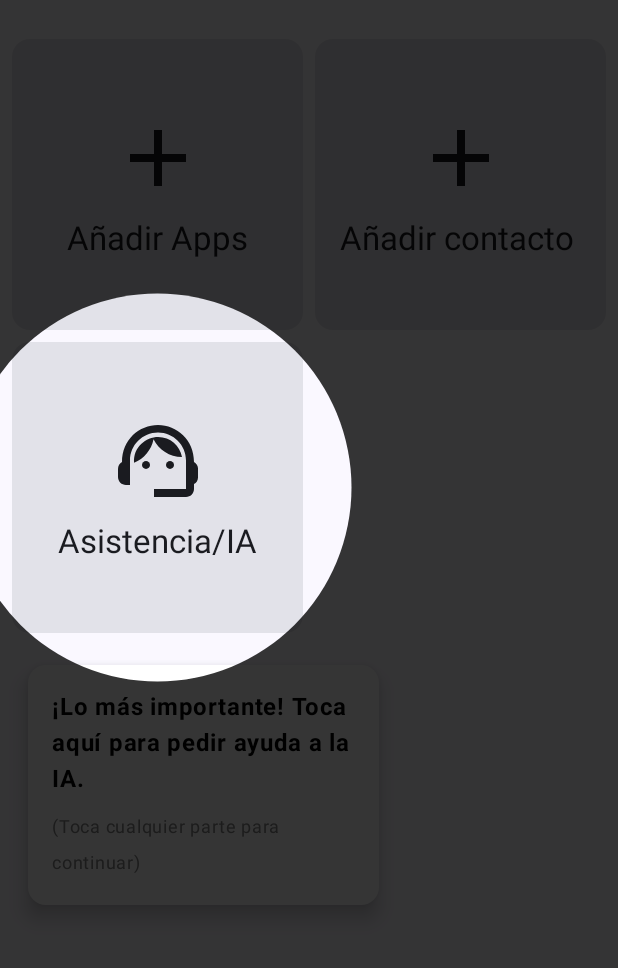
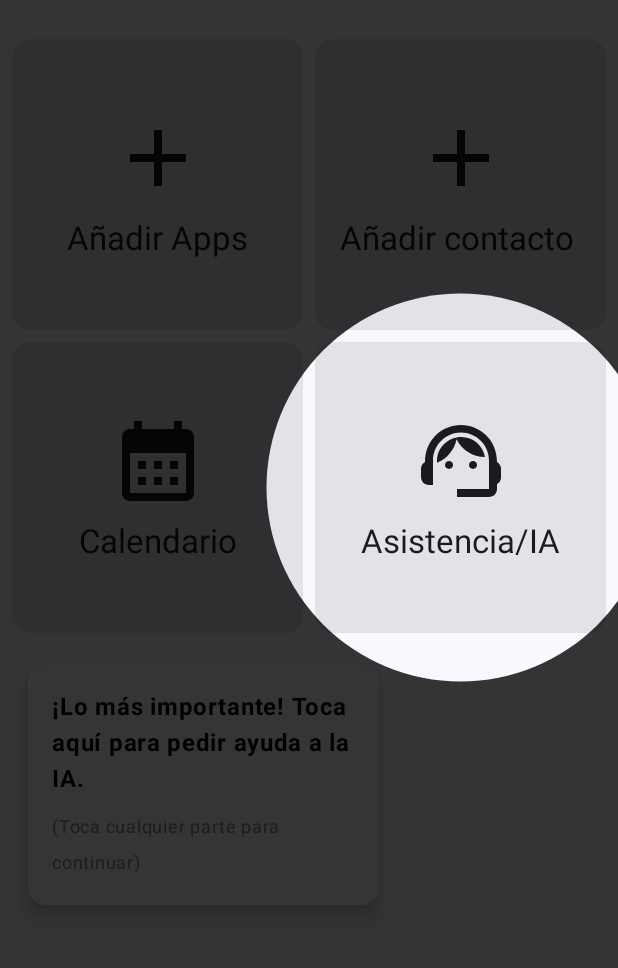
Before and after one commit to sheloyera/Mobiamigo, an Android app built with Jetpack Compose: the HomeScreen screen opened through its navigation route, after a tap on "Añadir Apps", on a phone screen of 412 x 824 dp, the part 69-1037 px from its top. Run offline under Robolectric (Android 15) with nearby library versions, the phone set to English and light mode, and no system bars; our stand-ins replace Firebase (no records; nobody signed in at launch, a user with empty details on screens opened directly); libraries missing offline, so code that uses them is left out: com.google.ai.client; 3 other taps on this screen came first.

Commit message:
calendario y otros cambios

```diff
--- a/app/src/main/java/com/example/mobiamigo/MainActivity.kt
+++ b/app/src/main/java/com/example/mobiamigo/MainActivity.kt
@@ -19,6 +19,8 @@ import com.example.mobiamigo.screens.AddAppScreen
 import com.example.mobiamigo.screens.HomeScreen
 import com.example.mobiamigo.screens.LoginScreen
 import com.example.mobiamigo.screens.RegisterScreen
+import com.example.mobiamigo.screens.CalendarioScreen
+import com.example.mobiamigo.screens.Evento // IMPORTANTE: Necesario para crear la lista aquí
 import com.example.mobiamigo.ui.theme.MobiamigoTheme
 
 class MainActivity : ComponentActivity() {
@@ -42,22 +44,22 @@ class MainActivity : ComponentActivity() {
 fun AppNavigation() {
     val navController = rememberNavController()
 
-
+    // Lista para las apps seleccionadas
     val selectedApps = remember { mutableStateListOf<AppItem>() }
 
+    // --- NUEVO: Lista para los eventos del calendario (Persistencia) ---
+    // Al crearla aquí, los eventos no se borran cuando sales de la pantalla Calendario
+    val eventosGlobales = remember { mutableStateListOf<Evento>() }
+
     NavHost(navController = navController, startDestination = "login") {
-
 
         composable("login") {
             LoginScreen(navController = navController)
         }
 
-
         composable("register") {
             RegisterScreen(navController = navController)
         }
-
-
 
         composable("home") {
             HomeScreen(
@@ -65,7 +67,6 @@ fun AppNavigation() {
                 selectedApps = selectedApps
             )
         }
-
 
         composable("add_app") {
             AddAppScreen(
@@ -78,5 +79,11 @@ fun AppNavigation() {
                 currentlySelected = selectedApps.toList()
             )
         }
+
+        // --- RUTA MODIFICADA ---
+        composable("calendario") {
+            // Le pasamos la lista global para que guarde y lea los mismos datos siempre
+            CalendarioScreen(navController = navController, eventos = eventosGlobales)
+        }
     }
 }
--- a/app/src/main/java/com/example/mobiamigo/screens/HomeScreen.kt
+++ b/app/src/main/java/com/example/mobiamigo/screens/HomeScreen.kt
@@ -18,6 +18,7 @@ import androidx.compose.foundation.lazy.grid.*
 import androidx.compose.foundation.shape.RoundedCornerShape
 import androidx.compose.material.icons.Icons
 import androidx.compose.material.icons.filled.Add
+import androidx.compose.material.icons.filled.CalendarMonth
 import androidx.compose.material.icons.filled.Help
 import androidx.compose.material.icons.filled.Person
 import androidx.compose.material.icons.filled.SupportAgent
@@ -67,14 +68,11 @@ fun HomeScreen(
 ) {
     val context = LocalContext.current
 
-
     val sharedPref = remember { context.getSharedPreferences("MobiAmigoPrefs", Context.MODE_PRIVATE) }
-
 
     var isTutorialCompleted by remember {
         mutableStateOf(sharedPref.getBoolean("is_tutorial_completed", false))
     }
-
 
     var showShowcase by remember { mutableStateOf(false) }
     var currentTutorialLevel by rememberSaveable { mutableStateOf<String?>(null) }
@@ -87,10 +85,10 @@ fun HomeScreen(
                 if (level == TUTORIAL_FULL || level == TUTORIAL_MEDIUM) {
                     showShowcase = true
                     if (level == TUTORIAL_MEDIUM) {
+                        // Si elige Medio, empezamos en el paso 2 (Calendario) saltando configuración básica
                         showcaseState.currentStep = 2
                     }
                 } else {
-
                     sharedPref.edit().putBoolean("is_tutorial_completed", true).apply()
                     isTutorialCompleted = true
                     currentTutorialLevel = TUTORIAL_COMPLETED
@@ -98,7 +96,6 @@ fun HomeScreen(
             }
         )
     }
-
 
     var selectedContacts by rememberSaveable { mutableStateOf(listOf<Pair<String, String>>()) }
     val contactLauncher = rememberLauncherForActivityResult(
@@ -111,14 +108,12 @@ fun HomeScreen(
         }
     }
 
-
     SimpleShowcase(
         state = showcaseState,
         isVisible = showShowcase,
         onFinished = {
             showShowcase = false
             currentTutorialLevel = TUTORIAL_COMPLETED
-
 
             sharedPref.edit().putBoolean("is_tutorial_completed", true).apply()
             isTutorialCompleted = true
@@ -129,10 +124,8 @@ fun HomeScreen(
                 topBar = {
                     CenterAlignedTopAppBar(
                         title = { Text("MobiAmigo") },
-
                         actions = {
                             IconButton(onClick = {
-
                                 isTutorialCompleted = false
                                 currentTutorialLevel = null
                                 showShowcase = false
@@ -154,11 +147,12 @@ fun HomeScreen(
                     verticalArrangement = Arrangement.spacedBy(8.dp),
                     horizontalArrangement = Arrangement.spacedBy(8.dp)
                 ) {
+                    // 1. Aplicaciones seleccionadas
                     items(selectedApps) { app ->
                         AppGridItem(app = app, onClick = { AppManager.launchApp(context, app) })
                     }
 
-
+                    // 2. Botón Añadir Apps (Paso 0)
                     item {
                         ActionGridItem(
                             icon = Icons.Default.Add,
@@ -169,7 +163,7 @@ fun HomeScreen(
                         )
                     }
 
-
+                    // 3. Botón Añadir Contacto (Paso 1)
                     item {
                         ActionGridItem(
                             icon = Icons.Default.Add,
@@ -183,17 +177,31 @@ fun HomeScreen(
                         )
                     }
 
+                    // 4. Botón Calendario (Paso 2 - NUEVO)
+                    item {
+                        ActionGridItem(
+                            icon = Icons.Default.CalendarMonth,
+                            label = "Calendario",
+                            description = "Calendario de eventos",
+                            modifier = Modifier.showcaseTarget(showcaseState, 2), // Aquí agregamos el target
+                            onClick = { navController.navigate("calendario") }
+                        )
+                    }
 
+                    // 5. Botón Asistencia IA (Paso 3 - ACTUALIZADO)
                     item {
                         ActionGridItem(
                             icon = Icons.Default.SupportAgent,
                             label = "Asistencia/IA",
-                            description = "Ayuda IA",
-                            modifier = Modifier.showcaseTarget(showcaseState, 2),
-                            onClick = { solicitarAsistenciaIA(context) }
+                            description = "Solicitar ayuda remota o con la Inteligencia Artificial",
+                            modifier = Modifier.showcaseTarget(showcaseState, 3), // Cambiado de 2 a 3
+                            onClick = {
+                                solicitarAsistenciaIA(context)
+                            }
                         )
                     }
 
+                    // 6. Lista de contactos agregados
                     items(selectedContacts) { (name, number) ->
                         ActionGridItem(
                             icon = Icons.Default.Person,
@@ -214,14 +222,15 @@ fun HomeScreen(
                 }
             }
 
-
+            // Lógica de textos del Tutorial
             if (showShowcase && showcaseState.currentStep != -1) {
                 val targetRect = showcaseState.targets[showcaseState.currentStep]
                 if (targetRect != null) {
                     val message = when(showcaseState.currentStep) {
                         0 -> "Toca aquí para agregar tus aplicaciones favoritas."
                         1 -> "Aquí puedes añadir contactos de emergencia."
-                        2 -> "¡Lo más importante! Toca aquí para pedir ayuda a la IA."
+                        2 -> "¡Nuevo! Usa el Calendario para agendar tus medicamentos y alarmas." // Mensaje nuevo
+                        3 -> "¡Lo más importante! Toca aquí para pedir ayuda a la IA." // Mensaje actualizado
                         else -> ""
                     }
                     TutorialTextBox(
@@ -235,6 +244,7 @@ fun HomeScreen(
         }
     }
 }
+
 @Composable
 fun TutorialTextBox(text: String, modifier: Modifier = Modifier) {
     Card(
@@ -292,7 +302,6 @@ fun AppGridItem(app: AppItem, onClick: () -> Unit) {
         }
     }
 }
-
 
 @OptIn(ExperimentalMaterial3Api::class)
 @Composable
--- a/app/src/main/java/com/example/mobiamigo/screens/LoginScreen.kt
+++ b/app/src/main/java/com/example/mobiamigo/screens/LoginScreen.kt
@@ -2,13 +2,19 @@ package com.example.mobiamigo.screens
 
 import android.widget.Toast
 import androidx.compose.foundation.layout.*
+import androidx.compose.material.icons.Icons
+import androidx.compose.material.icons.filled.Visibility
+import androidx.compose.material.icons.filled.VisibilityOff
 import androidx.compose.material3.*
 import androidx.compose.runtime.*
+import androidx.compose.runtime.saveable.rememberSaveable
 import androidx.compose.ui.Alignment
 import androidx.compose.ui.Modifier
 import androidx.compose.ui.graphics.Color
+import androidx.compose.ui.platform.LocalContext
 import androidx.compose.ui.text.font.FontWeight
 import androidx.compose.ui.text.input.PasswordVisualTransformation
+import androidx.compose.ui.text.input.VisualTransformation
 import androidx.compose.ui.unit.dp
 import androidx.compose.ui.unit.sp
 import androidx.navigation.NavController
@@ -20,9 +26,12 @@ fun LoginScreen(navController: NavController) {
 
     val auth = FirebaseAuth.getInstance()
     var rut by remember { mutableStateOf("") }
+
+    // CAMBIO 1: Variable para controlar la visibilidad de la contraseña
     var password by remember { mutableStateOf("") }
+    var passwordVisible by rememberSaveable { mutableStateOf(false) }
 
-    val context = androidx.compose.ui.platform.LocalContext.current
+    val context = LocalContext.current
 
     fun rutToEmail(rut: String): String =
         rut.replace(".", "").replace("-", "").lowercase() + "@rut.cl"
@@ -60,12 +69,28 @@ fun LoginScreen(navController: NavController) {
 
         Spacer(modifier = Modifier.height(16.dp))
 
+        // CAMBIO 2: Campo de contraseña con ícono de ojo
         OutlinedTextField(
             value = password,
             onValueChange = { password = it },
             label = { Text("Contraseña") },
-            visualTransformation = PasswordVisualTransformation(),
-            modifier = Modifier.fillMaxWidth()
+            modifier = Modifier.fillMaxWidth(),
+            singleLine = true,
+            // Si passwordVisible es true, muestra el texto normal; si no, muestra puntos.
+            visualTransformation = if (passwordVisible) VisualTransformation.None else PasswordVisualTransformation(),
+            // Botón del ojo al final
+            trailingIcon = {
+                val image = if (passwordVisible)
+                    Icons.Filled.Visibility
+                else
+                    Icons.Filled.VisibilityOff
+
+                val description = if (passwordVisible) "Ocultar contraseña" else "Mostrar contraseña"
+
+                IconButton(onClick = { passwordVisible = !passwordVisible }) {
+                    Icon(imageVector = image, contentDescription = description)
+                }
+            }
         )
 
         Spacer(modifier = Modifier.height(16.dp))
```
Also changed, not shown: app/build.gradle.kts (+14 -4 lines), app/src/main/java/com/example/mobiamigo/screens/calendario.kt (added, +286 -0 lines).
